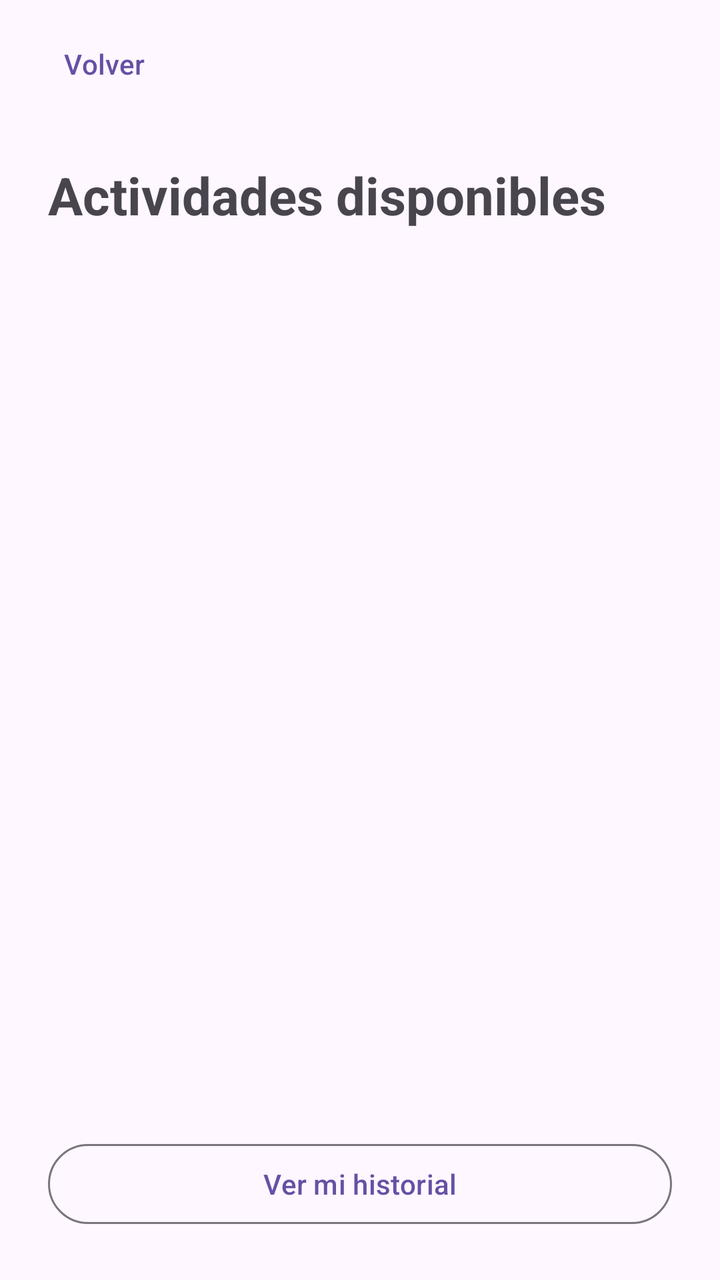
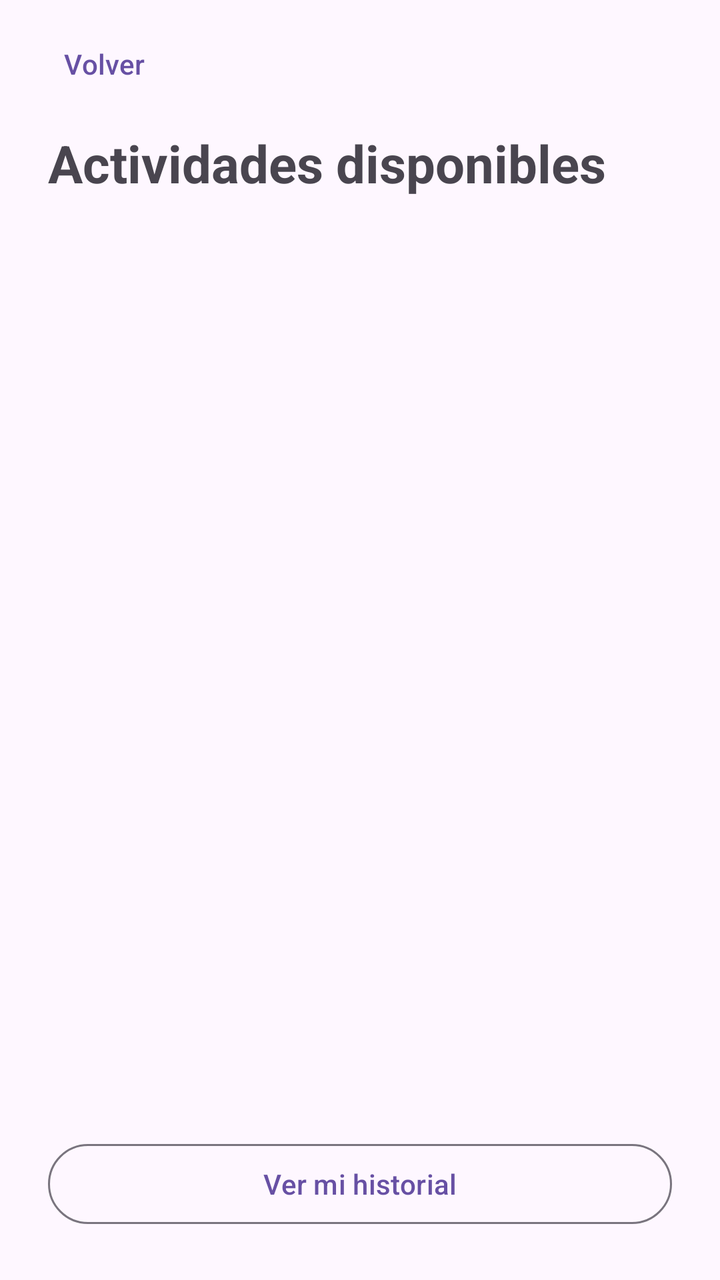

The first picture is an Android layout as it rendered before a commit; the second is the same layout after the commit. The layout source and the unified diff follow.
<!-- AndroidManifest.xml: application theme Theme.Proyecto -->
<!-- res/layout/activity_lista_actividades.xml -->
<?xml version="1.0" encoding="utf-8"?>
<androidx.constraintlayout.widget.ConstraintLayout xmlns:android="http://schemas.android.com/apk/res/android"
    xmlns:app="http://schemas.android.com/apk/res-auto"
    xmlns:tools="http://schemas.android.com/tools"
    android:id="@+id/main"
    android:layout_width="match_parent"
    android:layout_height="match_parent"
    tools:context=".ListaActividadesActivity">

    <com.google.android.material.button.MaterialButton
        android:id="@+id/btnVolver"
        style="?attr/borderlessButtonStyle"
        android:layout_width="wrap_content"
        android:layout_height="wrap_content"
        android:layout_marginStart="8dp"
        android:layout_marginTop="8dp"
        android:text="@string/btn_volver"
        app:layout_constraintStart_toStartOf="parent"
        app:layout_constraintTop_toTopOf="parent" />

    <TextView
        android:id="@+id/tvTituloLista"
        android:layout_width="0dp"
        android:layout_height="wrap_content"
        android:layout_marginStart="24dp"
        android:layout_marginTop="24dp"
        android:layout_marginEnd="24dp"
        android:text="@string/lista_titulo"
        android:textSize="26sp"
        android:textStyle="bold"
        app:layout_constraintEnd_toEndOf="parent"
        app:layout_constraintStart_toStartOf="parent"
        app:layout_constraintTop_toBottomOf="@id/btnVolver" />

    <ListView
        android:id="@+id/rvActividades"
        android:layout_width="0dp"
        android:layout_height="0dp"
        android:layout_marginStart="8dp"
        android:layout_marginTop="16dp"
        android:layout_marginEnd="8dp"
        android:layout_marginBottom="16dp"
        app:layout_constraintBottom_toTopOf="@id/btnVerHistorial"
        app:layout_constraintEnd_toEndOf="parent"
        app:layout_constraintStart_toStartOf="parent"
        app:layout_constraintTop_toBottomOf="@id/tvTituloLista" />

    <com.google.android.material.button.MaterialButton
        android:id="@+id/btnVerHistorial"
        style="?attr/materialButtonOutlinedStyle"
        android:layout_width="0dp"
        android:layout_height="wrap_content"
        android:layout_marginStart="24dp"
        android:layout_marginEnd="24dp"
        android:layout_marginBottom="24dp"
        android:text="@string/btn_ver_historial"
        app:layout_constraintBottom_toBottomOf="parent"
        app:layout_constraintEnd_toEndOf="parent"
        app:layout_constraintStart_toStartOf="parent" />

</androidx.constraintlayout.widget.ConstraintLayout>
<!-- resources referenced by this layout -->
<resources>
  <string name="btn_ver_historial">Ver mi historial</string>
  <string name="btn_volver">Volver</string>
  <string name="lista_titulo">Actividades disponibles</string>
  <style name="Theme.Proyecto" parent="Base.Theme.Proyecto" />
  <style name="Base.Theme.Proyecto" parent="Theme.Material3.DayNight.NoActionBar">
          
          
      </style>
</resources>

<!-- the commit's change to res/layout/activity_lista_actividades.xml (unified diff, before → after) -->
@@ -23,7 +23,7 @@
         android:layout_width="0dp"
         android:layout_height="wrap_content"
         android:layout_marginStart="24dp"
-        android:layout_marginTop="24dp"
+        android:layout_marginTop="8dp"
         android:layout_marginEnd="24dp"
         android:text="@string/lista_titulo"
         android:textSize="26sp"
@@ -32,7 +32,7 @@
         app:layout_constraintStart_toStartOf="parent"
         app:layout_constraintTop_toBottomOf="@id/btnVolver" />
 
-    <ListView
+    <androidx.recyclerview.widget.RecyclerView
         android:id="@+id/rvActividades"
         android:layout_width="0dp"
         android:layout_height="0dp"
